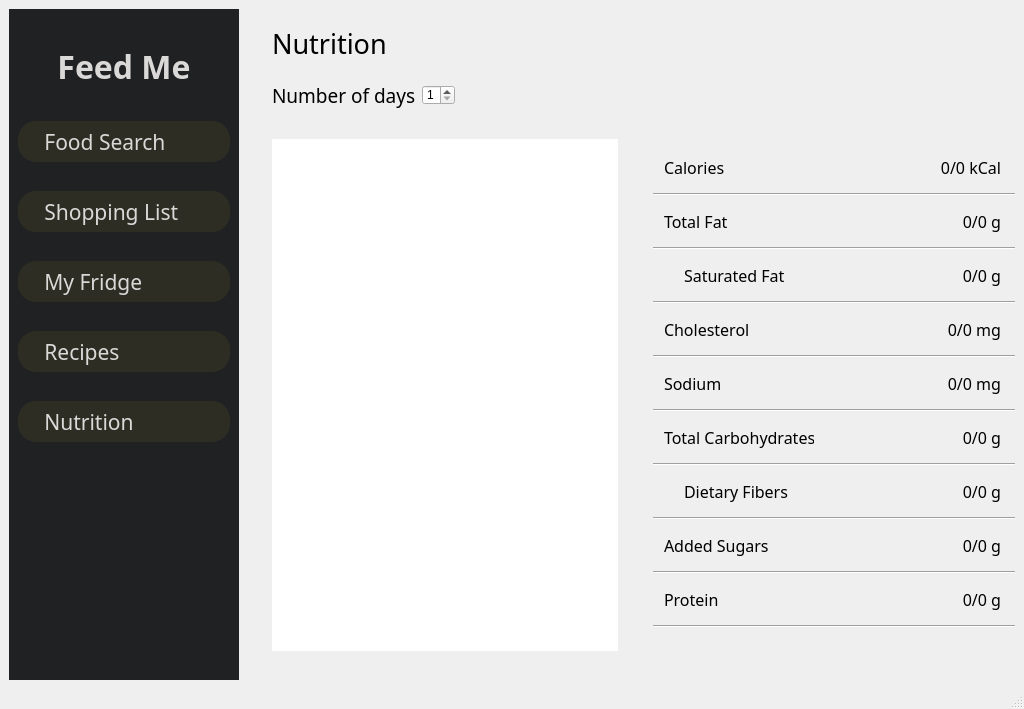
First picture: the form in src/pages/MainWindow.ui, repository AxisMaen/FeedMe, before the edit.
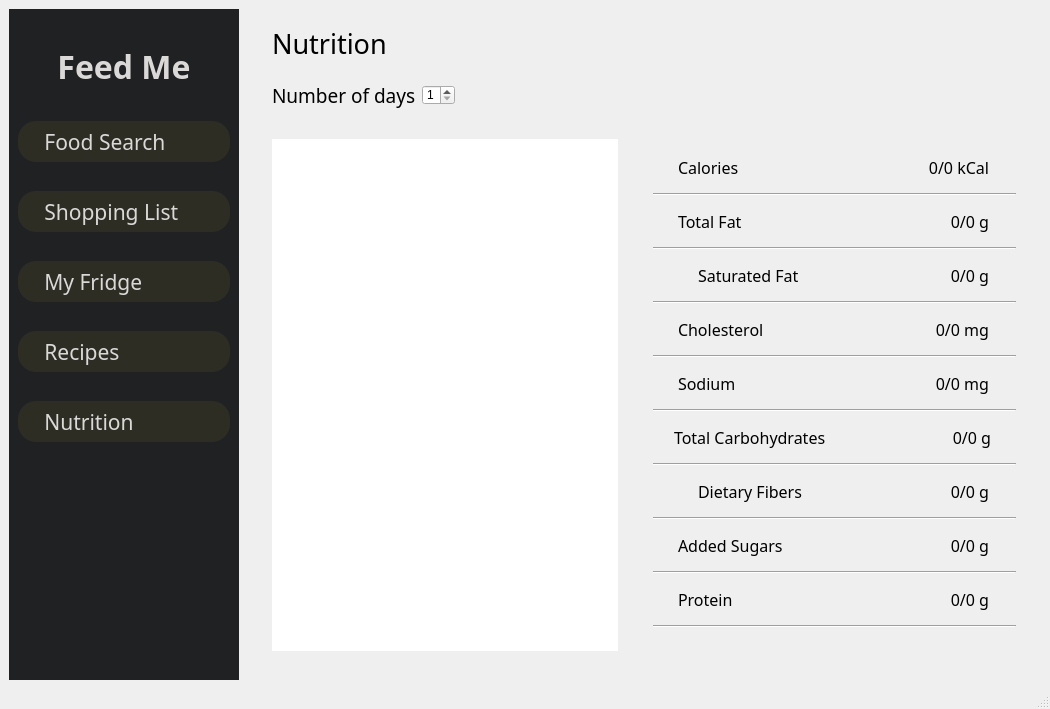
Second picture: the form after the edit. The open tabs and pages were chosen to show the change. Icons and pictures are not drawn.

Commit message: FM-102 - more UI adjustments

```diff
--- a/src/pages/MainWindow.ui
+++ b/src/pages/MainWindow.ui
@@ -6,13 +6,13 @@
    <rect>
     <x>0</x>
     <y>0</y>
-    <width>1024</width>
+    <width>1050</width>
     <height>709</height>
    </rect>
   </property>
   <property name="minimumSize">
    <size>
-    <width>1024</width>
+    <width>1050</width>
     <height>709</height>
    </size>
   </property>
@@ -1156,20 +1156,20 @@
               <item>
                <widget class="QLabel" name="nutritionNumOfDaysLabel">
                 <property name="sizePolicy">
-                 <sizepolicy hsizetype="Expanding" vsizetype="Fixed">
+                 <sizepolicy hsizetype="Minimum" vsizetype="Fixed">
                   <horstretch>0</horstretch>
                   <verstretch>0</verstretch>
                  </sizepolicy>
                 </property>
                 <property name="minimumSize">
                  <size>
-                  <width>150</width>
+                  <width>140</width>
                   <height>40</height>
                  </size>
                 </property>
                 <property name="maximumSize">
                  <size>
-                  <width>200</width>
+                  <width>180</width>
                   <height>40</height>
                  </size>
                 </property>
@@ -1354,20 +1354,20 @@
                     <item>
                      <widget class="QLabel" name="nutritionCaloriesInfoLabel">
                       <property name="sizePolicy">
-                       <sizepolicy hsizetype="Fixed" vsizetype="Fixed">
+                       <sizepolicy hsizetype="Minimum" vsizetype="Fixed">
                         <horstretch>0</horstretch>
                         <verstretch>0</verstretch>
                        </sizepolicy>
                       </property>
                       <property name="minimumSize">
                        <size>
-                        <width>138</width>
+                        <width>85</width>
                         <height>22</height>
                        </size>
                       </property>
                       <property name="maximumSize">
                        <size>
-                        <width>150</width>
+                        <width>110</width>
                         <height>22</height>
                        </size>
                       </property>
@@ -1475,20 +1475,20 @@
                     <item>
                      <widget class="QLabel" name="nutritionTotalFatInfoLabel">
                       <property name="sizePolicy">
-                       <sizepolicy hsizetype="Fixed" vsizetype="Fixed">
+                       <sizepolicy hsizetype="Minimum" vsizetype="Fixed">
                         <horstretch>0</horstretch>
                         <verstretch>0</verstretch>
                        </sizepolicy>
                       </property>
                       <property name="minimumSize">
                        <size>
-                        <width>138</width>
+                        <width>85</width>
                         <height>22</height>
                        </size>
                       </property>
                       <property name="maximumSize">
                        <size>
-                        <width>150</width>
+                        <width>110</width>
                         <height>22</height>
                        </size>
                       </property>
@@ -1599,20 +1599,20 @@
                     <item>
                      <widget class="QLabel" name="nutritionSaturatedFatInfoLabel">
                       <property name="sizePolicy">
-                       <sizepolicy hsizetype="Fixed" vsizetype="Fixed">
+                       <sizepolicy hsizetype="Minimum" vsizetype="Fixed">
                         <horstretch>0</horstretch>
                         <verstretch>0</verstretch>
                        </sizepolicy>
                       </property>
                       <property name="minimumSize">
                        <size>
-                        <width>138</width>
+                        <width>85</width>
                         <height>22</height>
                        </size>
                       </property>
                       <property name="maximumSize">
                        <size>
-                        <width>150</width>
+                        <width>110</width>
                         <height>22</height>
                        </size>
                       </property>
@@ -1720,20 +1720,20 @@
                     <item>
                      <widget class="QLabel" name="nutritionCholesterolInfoLabel">
                       <property name="sizePolicy">
-                       <sizepolicy hsizetype="Fixed" vsizetype="Fixed">
+                       <sizepolicy hsizetype="Minimum" vsizetype="Fixed">
                         <horstretch>0</horstretch>
                         <verstretch>0</verstretch>
                        </sizepolicy>
                       </property>
                       <property name="minimumSize">
                        <size>
-                        <width>138</width>
+                        <width>85</width>
                         <height>22</height>
                        </size>
                       </property>
                       <property name="maximumSize">
                        <size>
-                        <width>150</width>
+                        <width>110</width>
                         <height>22</height>
                        </size>
                       </property>
@@ -1841,20 +1841,20 @@
                     <item>
                      <widget class="QLabel" name="nutritionSodiumInfoLabel">
                       <property name="sizePolicy">
-                       <sizepolicy hsizetype="Fixed" vsizetype="Fixed">
+                       <sizepolicy hsizetype="Minimum" vsizetype="Fixed">
                         <horstretch>0</horstretch>
                         <verstretch>0</verstretch>
                        </sizepolicy>
                       </property>
                       <property name="minimumSize">
                        <size>
-                        <width>138</width>
+                        <width>85</width>
                         <height>22</height>
                        </size>
                       </property>
                       <property name="maximumSize">
                        <size>
-                        <width>150</width>
+                        <width>110</width>
                         <height>22</height>
                        </size>
                       </property>
@@ -1898,7 +1898,7 @@
                    </property>
                    <property name="maximumSize">
                     <size>
-                     <width>16777215</width>
+                     <width>361</width>
                      <height>31</height>
                     </size>
                    </property>
@@ -1931,7 +1931,7 @@
                       </property>
                       <property name="maximumSize">
                        <size>
-                        <width>150</width>
+                        <width>160</width>
                         <height>22</height>
                        </size>
                       </property>
@@ -1962,20 +1962,20 @@
                     <item>
                      <widget class="QLabel" name="nutritionTotalCarbsInfoLabel">
                       <property name="sizePolicy">
-                       <sizepolicy hsizetype="Fixed" vsizetype="Fixed">
+                       <sizepolicy hsizetype="Minimum" vsizetype="Fixed">
                         <horstretch>0</horstretch>
                         <verstretch>0</verstretch>
                        </sizepolicy>
                       </property>
                       <property name="minimumSize">
                        <size>
-                        <width>138</width>
+                        <width>85</width>
                         <height>22</height>
                        </size>
                       </property>
                       <property name="maximumSize">
                        <size>
-                        <width>150</width>
+                        <width>110</width>
                         <height>22</height>
                        </size>
                       </property>
@@ -2086,20 +2086,20 @@
                     <item>
                      <widget class="QLabel" name="nutritionFibersInfoLabel">
                       <property name="sizePolicy">
-                       <sizepolicy hsizetype="Fixed" vsizetype="Fixed">
+                       <sizepolicy hsizetype="Minimum" vsizetype="Fixed">
                         <horstretch>0</horstretch>
                         <verstretch>0</verstretch>
                        </sizepolicy>
                       </property>
                       <property name="minimumSize">
                        <size>
-                        <width>138</width>
+                        <width>85</width>
                         <height>22</height>
                        </size>
                       </property>
                       <property name="maximumSize">
                        <size>
-                        <width>150</width>
+                        <width>110</width>
                         <height>22</height>
                        </size>
                       </property>
@@ -2207,20 +2207,20 @@
                     <item>
                      <widget class="QLabel" name="nutritionAddedSugarsInfoLabel">
                       <property name="sizePolicy">
-                       <sizepolicy hsizetype="Fixed" vsizetype="Fixed">
+                       <sizepolicy hsizetype="Minimum" vsizetype="Fixed">
                         <horstretch>0</horstretch>
                         <verstretch>0</verstretch>
                        </sizepolicy>
                       </property>
                       <property name="minimumSize">
                        <size>
-                        <width>138</width>
+                        <width>85</width>
                         <height>22</height>
                        </size>
                       </property>
                       <property name="maximumSize">
                        <size>
-                        <width>150</width>
+                        <width>110</width>
                         <height>22</height>
                        </size>
                       </property>
@@ -2328,20 +2328,20 @@
                     <item>
                      <widget class="QLabel" name="nutritionProteinInfoLabel">
                       <property name="sizePolicy">
-                       <sizepolicy hsizetype="Fixed" vsizetype="Fixed">
+                       <sizepolicy hsizetype="Minimum" vsizetype="Fixed">
                         <horstretch>0</horstretch>
                         <verstretch>0</verstretch>
                        </sizepolicy>
                       </property>
                       <property name="minimumSize">
                        <size>
-                        <width>138</width>
+                        <width>80</width>
                         <height>22</height>
                        </size>
                       </property>
                       <property name="maximumSize">
                        <size>
-                        <width>150</width>
+                        <width>110</width>
                         <height>22</height>
                        </size>
                       </property>
```
Left out of the diff: 29 changed lines with no effect on the pictures. The commit also changes 1 other file.
